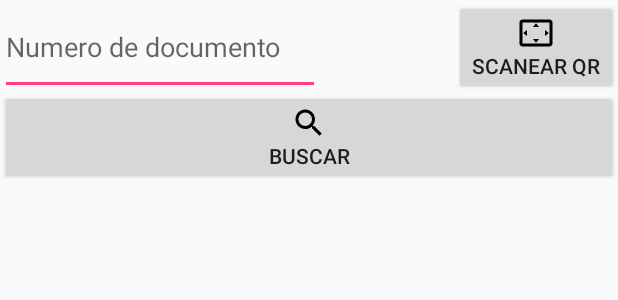
After one commit to rafaelmm899/AndroidPhotoApp, an Android app: the layout fragment_search.xml on its own in the app's theme, with its tools: preview values and no code run, on a phone screen of 412 x 824 dp. The commit adds this screen. Shown: the top 300 px of the screen. Run offline under Robolectric (Android 15) with nearby library versions, the phone set to English and light mode, and no system bars.

Commit message:
Se implementa el buscador de perfiles, por medio de numero de documento o escaneando un codigo qr

```diff
--- a/app/build.gradle
+++ b/app/build.gradle
@@ -32,5 +32,8 @@ dependencies {
     compile 'com.android.support.constraint:constraint-layout:1.0.0-alpha7'
     compile 'com.google.code.gson:gson:2.8.1'
     compile 'com.mikhaellopez:circularprogressbar:1.1.1'
+    compile 'com.google.android.gms:play-services-vision:10.0.1'
+    compile 'com.journeyapps:zxing-android-embedded:3.2.0@aar'
+    compile 'com.google.zxing:core:3.2.1'
     testCompile 'junit:junit:4.12'
 }
--- a/app/src/main/java/com/softmedialtda/softmediaphotoapp/LoginActivity.java
+++ b/app/src/main/java/com/softmedialtda/softmediaphotoapp/LoginActivity.java
@@ -112,8 +112,8 @@ public class LoginActivity extends Activity implements OnClickListener {
     @Override
     public void onClick(View v) {
         //boolean validate = isConnectedToServer(SERVER,15000);
-        //usernameEditText.setText("BRACHOEMIL@GMAIL.COM");
-        //passwordEditText.setText("sistemas_157916");
+        usernameEditText.setText("BRACHOEMIL@GMAIL.COM");
+        passwordEditText.setText("sistemas_157916");
         if (!usernameEditText.getText().toString().trim().equals("")&&!passwordEditText.getText().toString().trim().equals("")) {
             //if (validate == true) {
             switch (v.getId()) {
--- a/app/src/main/java/com/softmedialtda/softmediaphotoapp/util/Constants.java
+++ b/app/src/main/java/com/softmedialtda/softmediaphotoapp/util/Constants.java
@@ -12,4 +12,5 @@ public class Constants {
     //public static final String DOMAIN  = "http://169.254.170.188:80/SIIWEB/public/api/";
     public static final String SERVER  = "http://192.168.43.228:80/SIIWEB/public/";
     public static final int SPLASH_TIME_OUT = 4000;
+
 }
--- /dev/null
+++ b/app/src/main/res/drawable/ic_scan.xml
@@ -0,0 +1,9 @@
+<vector xmlns:android="http://schemas.android.com/apk/res/android"
+        android:width="24dp"
+        android:height="24dp"
+        android:viewportWidth="24.0"
+        android:viewportHeight="24.0">
+    <path
+        android:fillColor="#FF000000"
+        android:pathData="M12.01,5.5L10,8h4l-1.99,-2.5zM18,10v4l2.5,-1.99L18,10zM6,10l-2.5,2.01L6,14v-4zM14,16h-4l2.01,2.5L14,16zM21,3L3,3c-1.1,0 -2,0.9 -2,2v14c0,1.1 0.9,2 2,2h18c1.1,0 2,-0.9 2,-2L23,5c0,-1.1 -0.9,-2 -2,-2zM21,19.01L3,19.01L3,4.99h18v14.02z"/>
+</vector>
--- /dev/null
+++ b/app/src/main/res/drawable/ic_search_black_24dp.xml
@@ -0,0 +1,9 @@
+<vector xmlns:android="http://schemas.android.com/apk/res/android"
+        android:width="24dp"
+        android:height="24dp"
+        android:viewportWidth="24.0"
+        android:viewportHeight="24.0">
+    <path
+        android:fillColor="#FF000000"
+        android:pathData="M15.5,14h-0.79l-0.28,-0.27C15.41,12.59 16,11.11 16,9.5 16,5.91 13.09,3 9.5,3S3,5.91 3,9.5 5.91,16 9.5,16c1.61,0 3.09,-0.59 4.23,-1.57l0.27,0.28v0.79l5,4.99L20.49,19l-4.99,-5zM9.5,14C7.01,14 5,11.99 5,9.5S7.01,5 9.5,5 14,7.01 14,9.5 11.99,14 9.5,14z"/>
+</vector>
--- a/app/src/main/res/layout/fragment_profile.xml
+++ b/app/src/main/res/layout/fragment_profile.xml
@@ -1,8 +1,6 @@
 <?xml version="1.0" encoding="utf-8"?>
 <ScrollView xmlns:android="http://schemas.android.com/apk/res/android"
     xmlns:app="http://schemas.android.com/apk/res-auto"
-    xmlns:tools="http://schemas.android.com/tools"
-    tools:context=".ProfileActivity"
     android:layout_width="match_parent"
     android:layout_height="match_parent">
 
--- /dev/null
+++ b/app/src/main/res/layout/fragment_search.xml
@@ -0,0 +1,49 @@
+<FrameLayout xmlns:android="http://schemas.android.com/apk/res/android"
+    xmlns:tools="http://schemas.android.com/tools"
+    android:layout_width="match_parent"
+    android:layout_height="match_parent"
+    tools:context="layout.SearchFrag">
+
+    <RelativeLayout
+        android:id="@+id/algo"
+        android:layout_width="match_parent"
+        android:layout_height="wrap_content"
+        android:orientation="horizontal">
+
+        <EditText
+            android:id="@+id/editTextDocumentNumber"
+            android:layout_width="wrap_content"
+            android:layout_height="wrap_content"
+            android:layout_alignBottom="@+id/buttonScan"
+            android:layout_alignParentTop="true"
+            android:ems="10"
+            android:inputType="textPersonName"
+            android:hint="@string/documentNumberTextView" />
+
+        <Button
+            android:id="@+id/buttonScan"
+            android:layout_width="wrap_content"
+            android:layout_height="wrap_content"
+            android:layout_alignParentRight="true"
+            android:layout_alignParentTop="true"
+            android:drawableTop="@drawable/ic_scan"
+            android:text="@string/buttonScanQR" />
+
+    </RelativeLayout>
+    <LinearLayout
+        android:layout_width="match_parent"
+        android:layout_height="wrap_content"
+        android:orientation="vertical">
+
+        <Button
+            android:layout_marginTop="60dp"
+            android:id="@+id/buttonSearch"
+            android:layout_width="match_parent"
+            android:layout_height="wrap_content"
+            android:layout_weight="1"
+            android:text="@string/buttonSearch"
+            android:drawableTop="@drawable/ic_search_black_24dp"
+            />
+    </LinearLayout>
+
+</FrameLayout>
--- a/app/src/main/res/values/strings.xml
+++ b/app/src/main/res/values/strings.xml
@@ -29,5 +29,13 @@
     <string name="showProfileComple_activityNavProfileDrawer">Perfil</string>
     <string name="logout_activityNavProfileDrawer">Cerrar Sesion</string>
     <string name="notification_activityNavProfileDrawer">Notificaciones</string>
+    <string name="searchStudents_activityNavProfileDrawer">Buscar Estudiantes</string>
+    <string name="searchFuncionary_activityNavProfileDrawer">Buscar Funcionarios</string>
     <string name="listViewNotificationIsEmpty">No tienes notificaciones</string>
+    <string name="buttonScanQR">Scanear QR</string>
+    <string name="buttonSearch">Buscar</string>
+    <string name="documentNumberTextView">Numero de documento</string>
+    <string name="searching">Buscando Informacion</string>
+    <string name="closeDialog">Cerrar</string>
+    <string name="documentNumberEmpty">Debe especificar un Numero de documento o Escanear un codigo QR</string>
 </resources>
```
Also changed, not shown: app/src/main/AndroidManifest.xml (+23 -5 lines), app/src/main/java/com/softmedialtda/softmediaphotoapp/MainActivity.java (+14 -0 lines), app/src/main/java/com/softmedialtda/softmediaphotoapp/util/ScanActivity.java (added, +101 -0 lines), app/src/main/java/layout/SearchFrag.java (added, +133 -0 lines), app/src/main/java/layout/SearchProfileFrag.java (added, +235 -0 lines), app/src/main/res/drawable/ic_contacts_black_24dp.xml (added, +9 -0 lines), app/src/main/res/layout/activity_scan.xml (added, +15 -0 lines), app/src/main/res/menu/activity_nav_profile_drawer.xml (+10 -0 lines), app/src/main/ic_scan-web.png (added).
